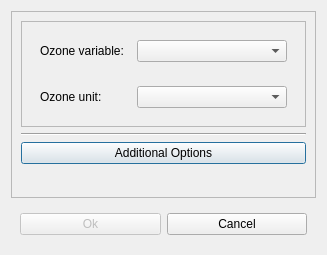
IUPBAuf/IUP-Regression-Model, file data_load.ui: the form before one commit.
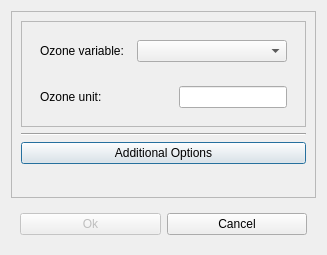
The form after the commit.

Commit message:
Dynamic Plot Labels
Changed it so most of the labels for plots are now dynamic, depending on the units.

Patch:
```diff
--- a/data_load.ui
+++ b/data_load.ui
@@ -92,14 +92,7 @@
              </spacer>
             </item>
             <item>
-             <widget class="QComboBox" name="o3_unit_combo">
-              <property name="minimumSize">
-               <size>
-                <width>150</width>
-                <height>0</height>
-               </size>
-              </property>
-             </widget>
+             <widget class="QLineEdit" name="o3_unit"/>
             </item>
            </layout>
           </widget>
```
The commit also changes 2 other files.
